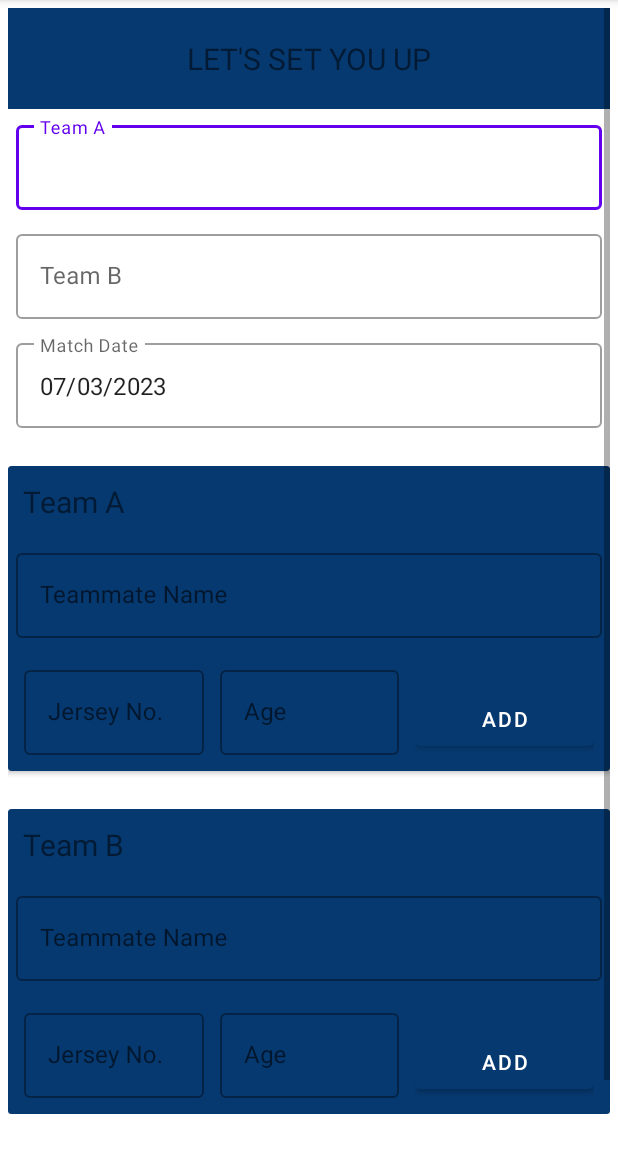
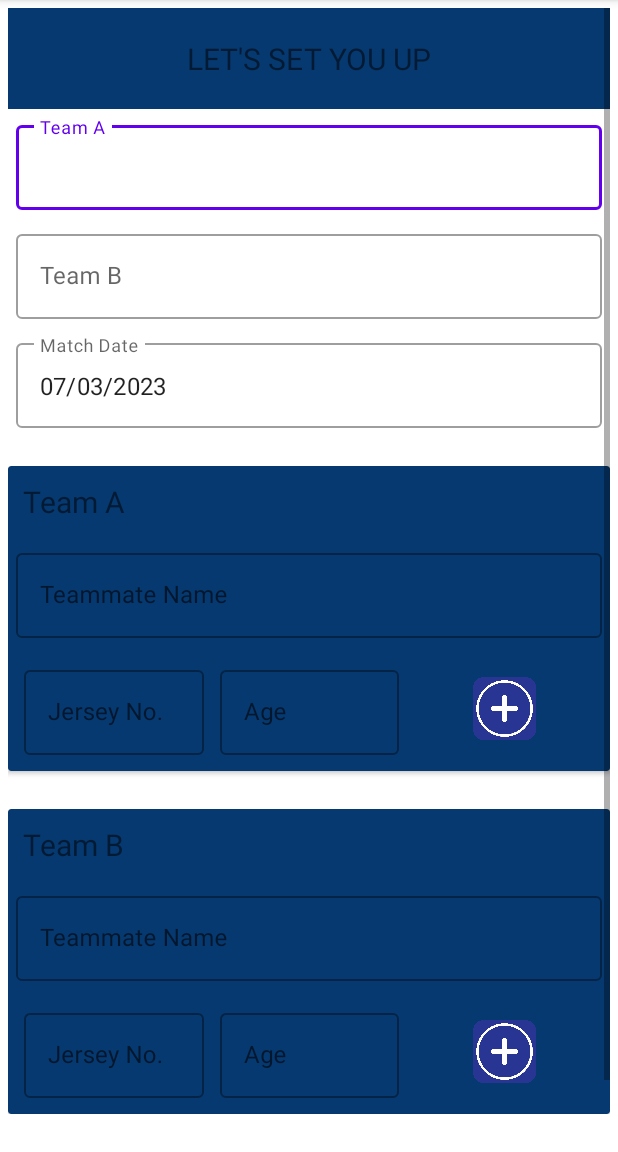
Before and after one commit to DeadshotTech/scorecard, an Android app: the RecordGameActivity screen opened directly, with no data from a screen before it, on a phone screen of 412 x 824 dp, the part 84-1236 px from its top. Run offline under Robolectric (Android 15) with nearby library versions, the phone set to English and light mode, and no system bars; our stand-ins replace Firebase (no records; nobody signed in at launch, a user with empty details on screens opened directly).

Commit message:
(feature) Added some responsiveness to the record game screen, where in validations can be added

```diff
--- a/app/src/main/java/com/deadshot/scorecard/activities/RecordGameActivity.java
+++ b/app/src/main/java/com/deadshot/scorecard/activities/RecordGameActivity.java
@@ -1,21 +1,23 @@
 package com.deadshot.scorecard.activities;
+
+import android.content.Intent;
+import android.os.Bundle;
+import android.text.Editable;
+import android.text.TextWatcher;
+import android.util.Log;
+import android.view.View;
+import android.widget.Button;
+import android.widget.ImageView;
+import android.widget.TextView;
 
 import androidx.annotation.NonNull;
 import androidx.appcompat.app.AppCompatActivity;
 import androidx.recyclerview.widget.LinearLayoutManager;
 import androidx.recyclerview.widget.RecyclerView;
 
-import android.content.Intent;
-import android.os.Bundle;
-import android.text.InputType;
-import android.util.Log;
-import android.view.View;
-import android.widget.Button;
-import android.widget.EditText;
-
-import com.deadshot.scorecard.constants.CommonConstants;
 import com.deadshot.scorecard.R;
 import com.deadshot.scorecard.adapters.TeammateAdditionDetailsAdapter;
+import com.deadshot.scorecard.constants.CommonConstants;
 import com.deadshot.scorecard.models.CricketTeammate;
 import com.deadshot.scorecard.models.MatchDetails;
 import com.google.android.material.textfield.TextInputEditText;
@@ -40,8 +42,37 @@ public class RecordGameActivity extends AppCompatActivity {
         setContentView(R.layout.activity_record_game_activity_layout);
 
         setupViews();
+        configureInputTrackerListeners();
         configureOnClickListeners();
 
+    }
+
+    private void configureInputTrackerListeners() {
+
+        configureTeamNameListener(R.id.team_a_name, R.id.team_a_name_header);
+        configureTeamNameListener(R.id.team_b_name, R.id.team_b_name_header);
+
+    }
+
+    private void configureTeamNameListener(int team_name, int team_name_header) {
+        TextInputEditText teamAName = findViewById(team_name);
+        teamAName.addTextChangedListener(new TextWatcher() {
+            @Override
+            public void beforeTextChanged(CharSequence charSequence, int i, int i1, int i2) {
+
+            }
+
+            @Override
+            public void onTextChanged(CharSequence charSequence, int i, int i1, int i2) {
+
+            }
+
+            @Override
+            public void afterTextChanged(Editable editable) {
+                TextView textView = findViewById(team_name_header);
+                textView.setText(editable.toString());
+            }
+        });
     }
 
     private void setupViews() {
@@ -164,7 +195,7 @@ public class RecordGameActivity extends AppCompatActivity {
 
     private void configureAddTeamATeammateListeners() {
 
-        Button addTeamATeammatesButton = findViewById(R.id.add_team_a_teammates);
+        ImageView addTeamATeammatesButton = findViewById(R.id.add_team_a_teammates);
 
         addTeamATeammatesButton.setOnClickListener(new View.OnClickListener() {
 
@@ -204,7 +235,7 @@ public class RecordGameActivity extends AppCompatActivity {
 
     private void configureAddTeamBTeammateListeners() {
 
-        Button addTeamBTeammatesButton = findViewById(R.id.add_team_b_teammates);
+        ImageView addTeamBTeammatesButton = findViewById(R.id.add_team_b_teammates);
 
         addTeamBTeammatesButton.setOnClickListener(new View.OnClickListener() {
 
--- a/app/src/main/res/layout/activity_record_game_activity_layout.xml
+++ b/app/src/main/res/layout/activity_record_game_activity_layout.xml
@@ -124,6 +124,7 @@
                         android:orientation="horizontal">
 
                         <TextView
+                            android:id="@+id/team_a_name_header"
                             android:layout_width="match_parent"
                             android:layout_height="wrap_content"
                             android:text="Team A"
@@ -208,20 +209,19 @@
                     </LinearLayout>
                     <LinearLayout
                         android:layout_width="match_parent"
-                        android:layout_height="wrap_content"
+                        android:layout_height="match_parent"
                         android:orientation="horizontal"
                         android:layout_weight="1"
                         android:layout_margin="5dip"
                         android:layout_gravity="bottom">
 
-                        <Button
+                        <ImageView
                             android:id="@+id/add_team_a_teammates"
-                            android:layout_width="wrap_content"
+                            android:layout_width="match_parent"
                             android:layout_height="wrap_content"
-                            android:text="Add"
                             android:layout_weight="1"
-                            android:textColor="@color/white"
-                            android:backgroundTint="@color/main_theme_background_color"/>
+                            android:src="@drawable/add_icon"
+                            android:padding="10dip"/>
                     </LinearLayout>
                 </LinearLayout>
 
@@ -258,6 +258,7 @@
                         android:orientation="horizontal">
 
                         <TextView
+                            android:id="@+id/team_b_name_header"
                             android:layout_width="match_parent"
                             android:layout_height="wrap_content"
                             android:text="Team B"
@@ -342,20 +343,19 @@
                         </LinearLayout>
                         <LinearLayout
                             android:layout_width="match_parent"
-                            android:layout_height="wrap_content"
+                            android:layout_height="match_parent"
                             android:orientation="horizontal"
                             android:layout_weight="1"
                             android:layout_margin="5dip"
                             android:layout_gravity="bottom">
 
-                            <Button
+                            <ImageView
                                 android:id="@+id/add_team_b_teammates"
-                                android:layout_width="wrap_content"
+                                android:layout_width="match_parent"
                                 android:layout_height="wrap_content"
-                                android:text="Add"
                                 android:layout_weight="1"
-                                android:textColor="@color/white"
-                                android:backgroundTint="@color/main_theme_background_color"/>
+                                android:src="@drawable/add_icon"
+                                android:padding="10dip"/>
                         </LinearLayout>
                     </LinearLayout>
 
```
Also changed, not shown: app/src/main/res/drawable/add_icon.png (added).
